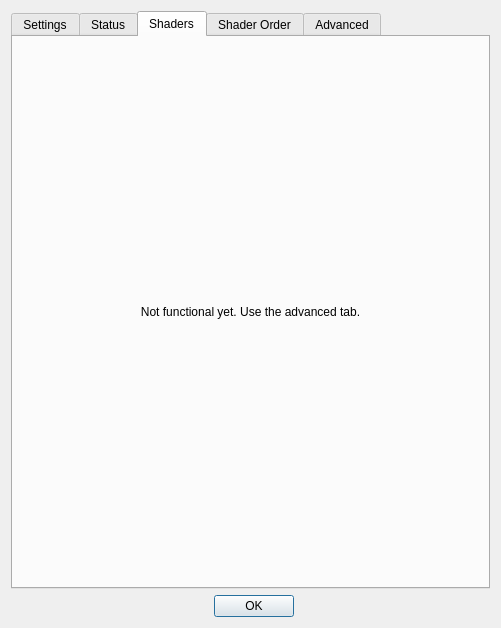
Above: src/ShadersUI.ui from kevinlekiller/kwin-effect-shaders before the change. Below: the same form after it.
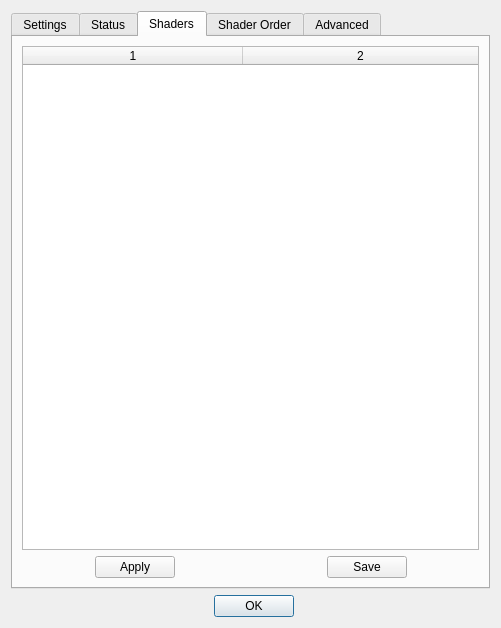
That is the form after the change. The open tabs and pages were chosen to show the change.

Commit message: The UI can now easily toggle shaders and change their settings.

What changed in the file:
```diff
--- a/src/ShadersUI.ui
+++ b/src/ShadersUI.ui
@@ -206,16 +206,62 @@
        <string>Shaders</string>
       </attribute>
       <layout class="QGridLayout" name="gridLayout_5">
-       <item row="0" column="0">
-        <widget class="QLabel" name="label">
-         <property name="text">
-          <string>Not functional yet. Use the advanced tab.</string>
+       <item row="1" column="1">
+        <widget class="QDialogButtonBox" name="button_ShadersSave">
+         <property name="standardButtons">
+          <set>QDialogButtonBox::Save</set>
          </property>
-         <property name="alignment">
-          <set>Qt::AlignCenter</set>
+         <property name="centerButtons">
+          <bool>true</bool>
          </property>
         </widget>
        </item>
+       <item row="1" column="0">
+        <widget class="QDialogButtonBox" name="button_ShadersApply">
+         <property name="standardButtons">
+          <set>QDialogButtonBox::Apply</set>
+         </property>
+         <property name="centerButtons">
+          <bool>true</bool>
+         </property>
+        </widget>
+       </item>
+       <item row="0" column="0" colspan="2">
+        <widget class="QTableWidget" name="table_Shaders">
+         <property name="mouseTracking">
+          <bool>true</bool>
+         </property>
+         <property name="toolTip">
+          <string>&lt;html&gt;&lt;head/&gt;&lt;body&gt;&lt;p&gt;You can left click on the shader name of the status (On / Off) to enable / disable a shader.&lt;/p&gt;&lt;p&gt;You can left click a value and change it, when done you can click apply.&lt;/p&gt;&lt;p&gt;To save the changes to the settings file, click save.&lt;/p&gt;&lt;p&gt;If you have made changes but not saved anything, the Save button will display a star.&lt;/p&gt;&lt;p&gt;You can find the description of values in the advanced tab.&lt;/p&gt;&lt;/body&gt;&lt;/html&gt;</string>
+         </property>
+         <property name="editTriggers">
+          <set>QAbstractItemView::AllEditTriggers</set>
+         </property>
+         <property name="showDropIndicator" stdset="0">
+          <bool>false</bool>
+         </property>
+         <property name="alternatingRowColors">
+          <bool>false</bool>
+         </property>
+         <property name="columnCount">
+          <number>2</number>
+         </property>
+         <attribute name="horizontalHeaderCascadingSectionResizes">
+          <bool>true</bool>
+         </attribute>
+         <attribute name="horizontalHeaderDefaultSectionSize">
+          <number>220</number>
+         </attribute>
+         <attribute name="horizontalHeaderStretchLastSection">
+          <bool>true</bool>
+         </attribute>
+         <attribute name="verticalHeaderVisible">
+          <bool>false</bool>
+         </attribute>
+         <column/>
+         <column/>
+        </widget>
+       </item>
       </layout>
      </widget>
      <widget class="QWidget" name="tab_ShaderOrder">
```
Left out of the diff: 173 changed lines with no effect on the pictures. The commit also changes 9 other files.
